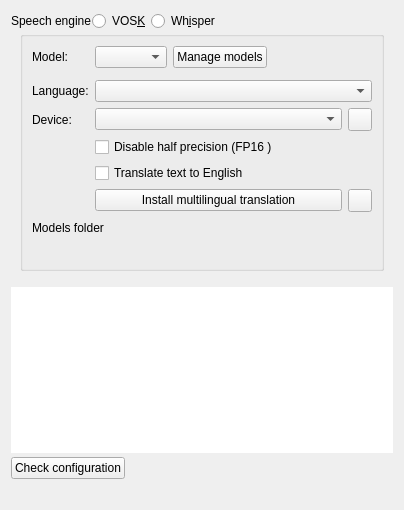
This is src/ui/configspeech_ui.ui in KDE/kdenlive as Qt 5 draws it before an edit. The edited form follows.
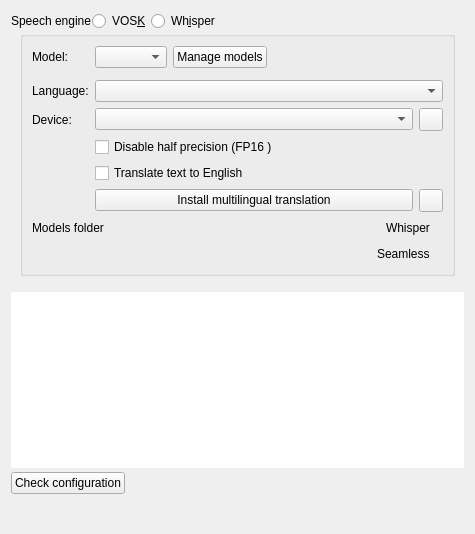
This is the edited form. Icons and pictures are not drawn. Custom widgets are drawn as their Qt base class.

Commit message: * Fix crash/corruption in qml after sequence close * code cleanup * display seamless model folder in settings

What changed in the file:
```diff
--- a/src/ui/configspeech_ui.ui
+++ b/src/ui/configspeech_ui.ui
@@ -10,8 +10,8 @@
    <rect>
     <x>0</x>
     <y>0</y>
-    <width>404</width>
-    <height>510</height>
+    <width>475</width>
+    <height>534</height>
    </rect>
   </property>
   <property name="sizePolicy">
@@ -299,7 +299,14 @@
              </spacer>
             </item>
             <item>
-             <widget class="QLabel" name="model_size">
+             <widget class="QLabel" name="whisper_folder_label">
+              <property name="text">
+               <string>Whisper</string>
+              </property>
+             </widget>
+            </item>
+            <item>
+             <widget class="QLabel" name="whisper_model_size">
               <property name="text">
                <string/>
               </property>
@@ -307,18 +314,36 @@
             </item>
            </layout>
           </item>
-          <item row="8" column="0">
-           <spacer name="verticalSpacer_2">
-            <property name="orientation">
-             <enum>Qt::Orientation::Vertical</enum>
-            </property>
-            <property name="sizeHint" stdset="0">
-             <size>
-              <width>20</width>
-              <height>40</height>
-             </size>
-            </property>
-           </spacer>
+          <item row="8" column="0" colspan="2">
+           <layout class="QHBoxLayout" name="horizontalLayout_6">
+            <item>
+             <spacer name="horizontalSpacer_6">
+              <property name="orientation">
+               <enum>Qt::Orientation::Horizontal</enum>
+              </property>
+              <property name="sizeHint" stdset="0">
+               <size>
+                <width>40</width>
+                <height>20</height>
+               </size>
+              </property>
+             </spacer>
+            </item>
+            <item>
+             <widget class="QLabel" name="seamless_folder_label">
+              <property name="text">
+               <string>Seamless</string>
+              </property>
+             </widget>
+            </item>
+            <item>
+             <widget class="QLabel" name="seamless_folder_size">
+              <property name="text">
+               <string/>
+              </property>
+             </widget>
+            </item>
+           </layout>
           </item>
          </layout>
         </widget>
```
Left out of the diff: 124 changed lines with no effect on the pictures. The commit also changes 34 other files.
